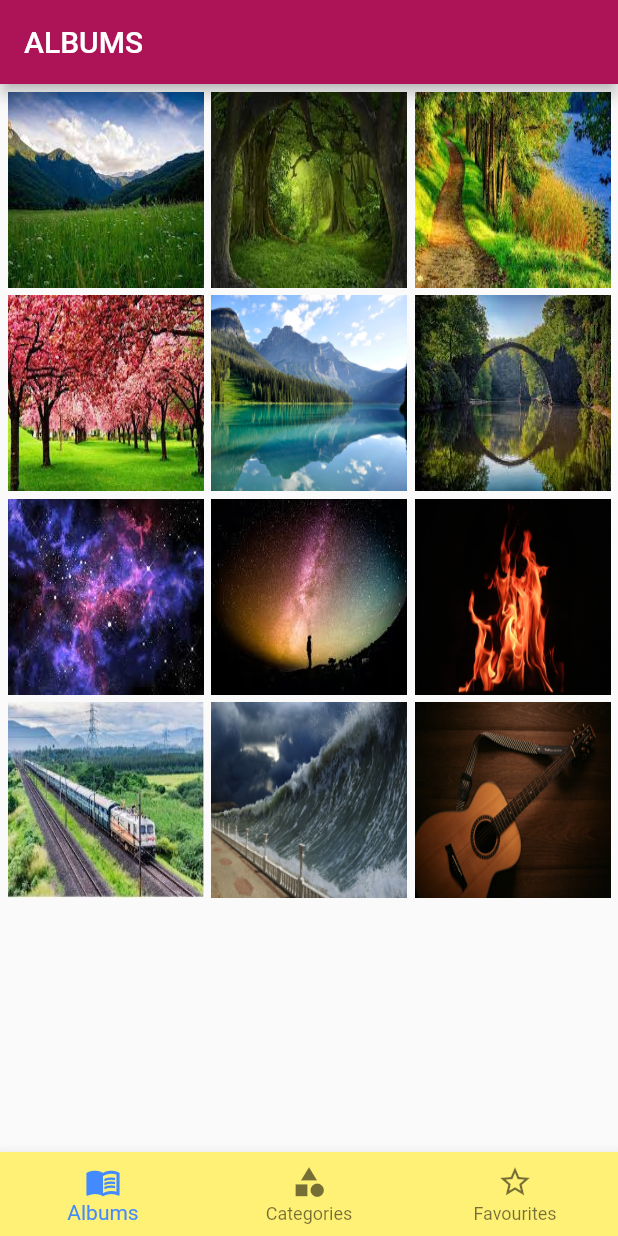
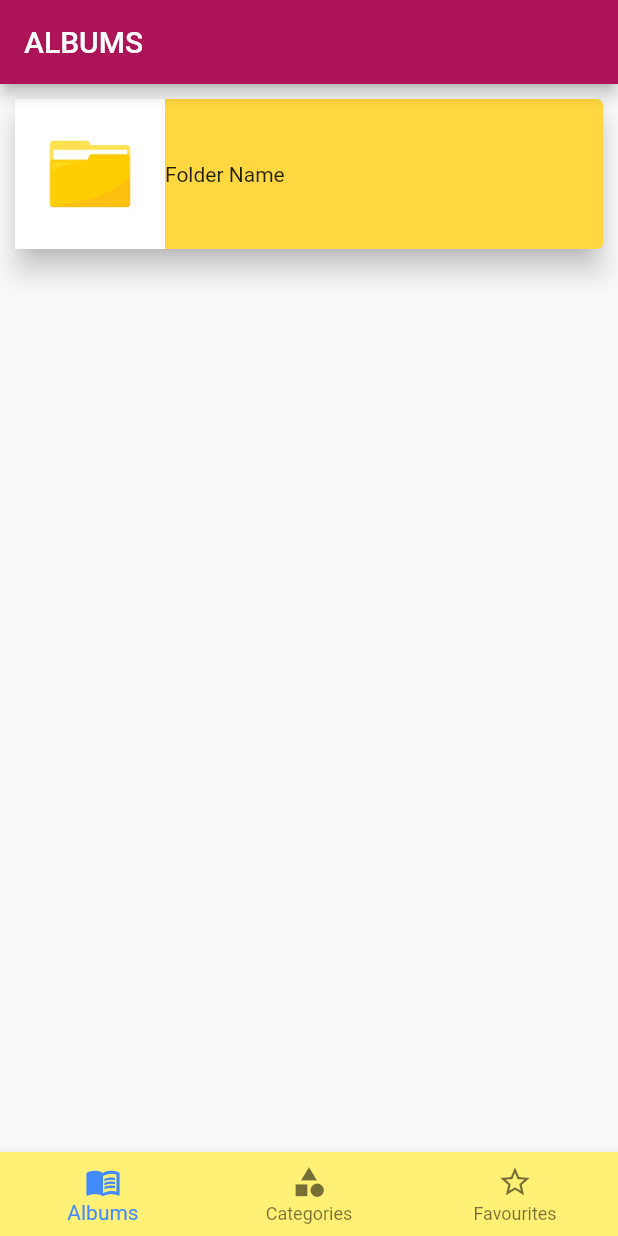
Before and after one commit to Aayush-404/galleryView, a Flutter app: the screen it shows after launch, on a phone screen of 412 x 824 dp. Run offline on Flutter 3.47's test engine with Material 2 defaults, Android fonts, the phone set to English and light mode, and no system bars.

Commit message:
created a folder card which contains images.

```diff
--- a/lib/screens/albums_op.dart
+++ b/lib/screens/albums_op.dart
@@ -1,3 +1,4 @@
+import 'package:camera_op/screens/image_view.dart';
 import 'package:flutter/material.dart';
 
 class AlbumsOp extends StatefulWidget {
@@ -15,40 +16,29 @@ class _AlbumsOpState extends State<AlbumsOp> {
         title: Text("ALBUMS"),
         backgroundColor: Colors.pink[800],
       ),
-      body: GridView.extent(
-        maxCrossAxisExtent: 150.0,
-        mainAxisSpacing: 5.0,
-        crossAxisSpacing: 5.0,
-        padding: const EdgeInsets.all(5.0),
-        children: _buildGridTiles(12),
-        //crossAxisCount: 3,
-        // children: List.generate(9, (index) {
-        //   return Center(
-        //     child: Card(
-        //       elevation: 8.0,
-        //       margin: EdgeInsets.all(7.0),
-        //       child: Image.network(
-        //       "https://png.pngtree.com/png-clipart/20201105/ourlarge/pngtree-orange-red-fire-ball-flame-clip-art-png-image_2388411.jpg",
-        //       ),
-        //     ),
-        //   );
-        // }),
-      ),
+      body: Center(
+        child: Column(
+          children: [
+            GestureDetector(
+              onTap: (){
+                ImageView();
+              },
+              child: Card(
+                elevation: 8.0,
+                color: Colors.amberAccent,
+                margin: EdgeInsets.all(10.0),
+                child: Row(
+                  mainAxisAlignment: MainAxisAlignment.start,
+                  children: [
+                    Image.asset('images/folder2.jpg',width: 100,),
+                    Text("Folder Name"),
+                  ],
+                ),
+              ),
+            )
+          ],
+        ),
+      )
     );
   }
 }
-List<Widget> _buildGridTiles(numberOfTiles) {
-  List<Container> containers = new List<Container>.generate(numberOfTiles,
-          (int index) {
-        //index = 0, 1, 2,...
-        final imageName = index < 9 ?
-        'images/image0${index + 1}.jpg' : 'images/image${index + 1}.jpg';
-        return new Container(
-          child: new Image.asset(
-              imageName,
-              fit: BoxFit.fill
-          ),
-        );
-      });
-  return containers;
-}
--- a/pubspec.yaml
+++ b/pubspec.yaml
@@ -58,6 +58,7 @@ flutter:
       - images/image10.jpg
       - images/image11.jpg
       - images/image12.jpg
+      - images/folder2.jpg
   #   - images/a_dot_ham.jpeg
 
   # An image asset can refer to one or more resolution-specific "variants", see
```
Also changed, not shown: lib/screens/image_view.dart (added, +48 -0 lines), images/folder2.jpg (added).
